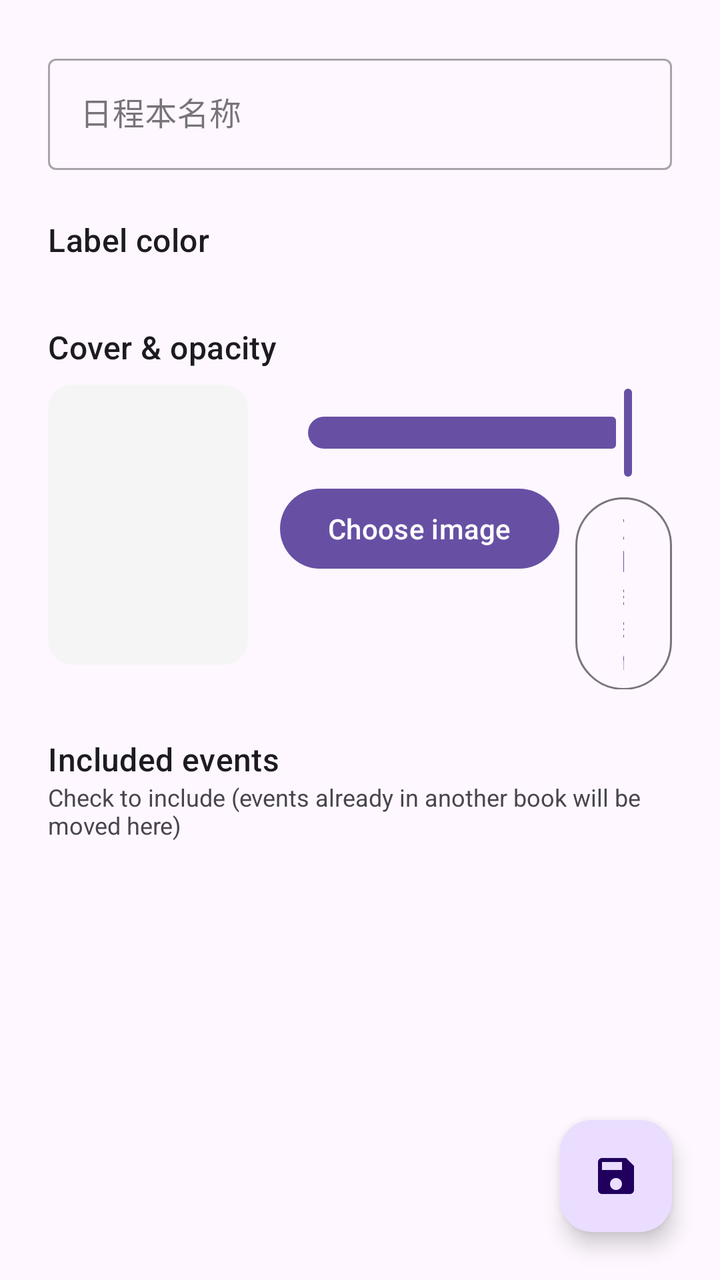
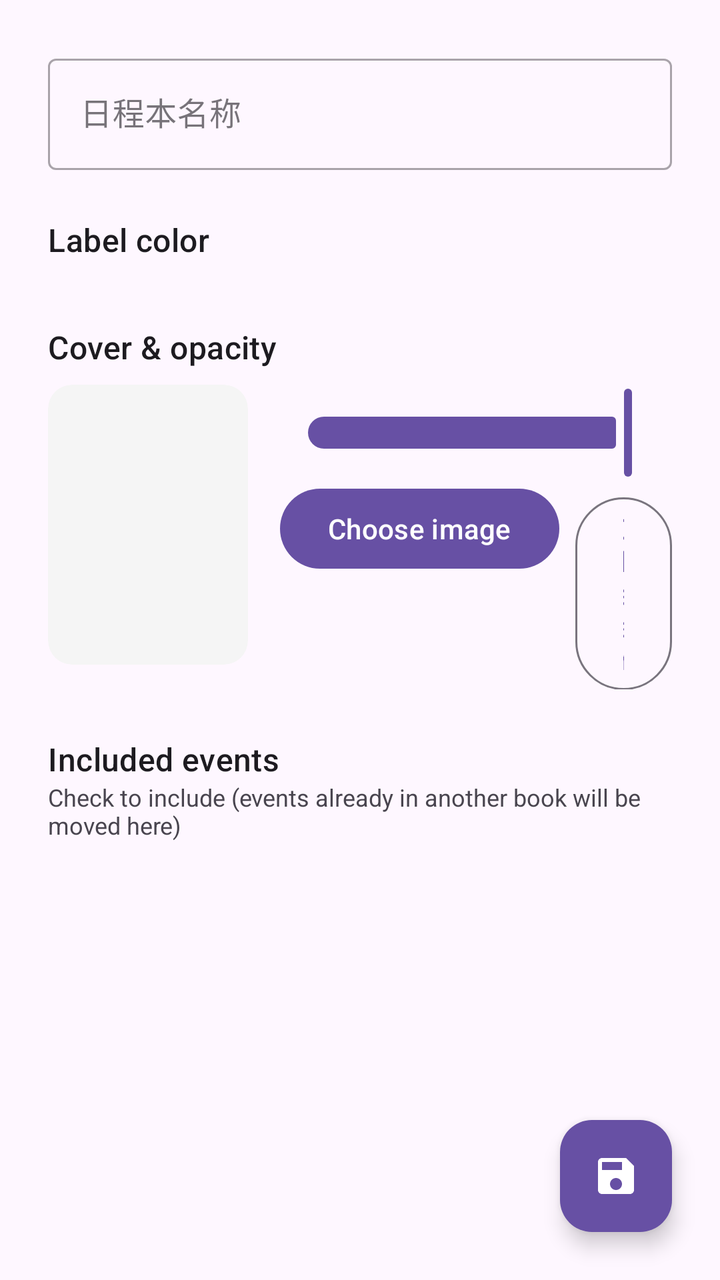

The first picture is an Android layout as it rendered before a commit; the second is the same layout after the commit. The layout source and the unified diff follow.
<!-- AndroidManifest.xml: application theme Theme.ZakoCountdown -->
<!-- res/layout/fragment_add_edit_agenda_book.xml -->
<?xml version="1.0" encoding="utf-8"?>
<androidx.coordinatorlayout.widget.CoordinatorLayout
    xmlns:android="http://schemas.android.com/apk/res/android"
    xmlns:app="http://schemas.android.com/apk/res-auto"
    android:layout_width="match_parent"
    android:layout_height="match_parent">

    <androidx.core.widget.NestedScrollView
        android:layout_width="match_parent"
        android:layout_height="match_parent"
        android:padding="24dp"
        android:clipToPadding="false"
        android:paddingBottom="80dp"> 

        <LinearLayout
            android:layout_width="match_parent"
            android:layout_height="wrap_content"
            android:orientation="vertical">

            <com.google.android.material.textfield.TextInputLayout
                style="@style/Widget.MaterialComponents.TextInputLayout.OutlinedBox"
                android:layout_width="match_parent"
                android:layout_height="wrap_content"
                android:hint="日程本名称">
                <com.google.android.material.textfield.TextInputEditText
                    android:id="@+id/et_book_name"
                    android:layout_width="match_parent"
                    android:layout_height="wrap_content" />
            </com.google.android.material.textfield.TextInputLayout>

            <TextView
                android:layout_width="wrap_content"
                android:layout_height="wrap_content"
                android:layout_marginTop="24dp"
                android:text="@string/agenda_marker_color"
                android:textAppearance="?attr/textAppearanceTitleMedium" />

            <HorizontalScrollView
                android:layout_width="match_parent"
                android:layout_height="wrap_content"
                android:layout_marginTop="8dp"
                android:scrollbars="none">
                <LinearLayout
                    android:id="@+id/palette_container"
                    android:layout_width="wrap_content"
                    android:layout_height="wrap_content"
                    android:orientation="horizontal" />
            </HorizontalScrollView>

            <TextView
                android:layout_width="wrap_content"
                android:layout_height="wrap_content"
                android:layout_marginTop="24dp"
                android:text="@string/agenda_cover_and_alpha"
                android:textAppearance="?attr/textAppearanceTitleMedium" />

            <LinearLayout
                android:layout_width="match_parent"
                android:layout_height="wrap_content"
                android:orientation="horizontal"
                android:layout_marginTop="8dp">

                <androidx.cardview.widget.CardView
                    android:layout_width="100dp"
                    android:layout_height="140dp"
                    app:cardCornerRadius="12dp"
                    app:cardElevation="0dp"
                    app:cardBackgroundColor="#F5F5F5">
                    <ImageView
                        android:id="@+id/iv_cover_preview"
                        android:layout_width="match_parent"
                        android:layout_height="match_parent"
                        android:scaleType="centerCrop" />
                </androidx.cardview.widget.CardView>

                <LinearLayout
                    android:layout_width="match_parent"
                    android:layout_height="wrap_content"
                    android:orientation="vertical"
                    android:layout_marginStart="16dp"
                    android:gravity="center_vertical">

                    <com.google.android.material.slider.Slider
                        android:id="@+id/slider_alpha"
                        android:layout_width="match_parent"
                        android:layout_height="wrap_content"
                        android:valueFrom="0"
                        android:valueTo="100"
                        android:value="100" />

                    <LinearLayout
                        android:layout_width="match_parent"
                        android:layout_height="wrap_content"
                        android:orientation="horizontal">
                        <Button
                            android:id="@+id/btn_select_cover"
                            style="?attr/materialButtonStyle"
                            android:layout_width="wrap_content"
                            android:layout_height="wrap_content"
                            android:text="@string/common_pick_image" />
                        <Button
                            android:id="@+id/btn_remove_cover"
                            style="?attr/materialButtonOutlinedStyle"
                            android:layout_width="wrap_content"
                            android:layout_height="wrap_content"
                            android:layout_marginStart="8dp"
                            android:text="@string/common_clear" />
                    </LinearLayout>
                </LinearLayout>
            </LinearLayout>

            
            <TextView
                android:layout_width="wrap_content"
                android:layout_height="wrap_content"
                android:layout_marginTop="24dp"
                android:text="@string/agenda_included_events"
                android:textAppearance="?attr/textAppearanceTitleMedium" />

            <TextView
                android:layout_width="wrap_content"
                android:layout_height="wrap_content"
                android:text="@string/agenda_included_events_hint"
                android:textSize="12sp"
                android:textColor="?attr/colorOnSurfaceVariant"/>

            <androidx.recyclerview.widget.RecyclerView
                android:id="@+id/recycler_view_event_selection"
                android:layout_width="match_parent"
                android:layout_height="wrap_content"
                android:layout_marginTop="8dp"
                android:nestedScrollingEnabled="false" /> 

        </LinearLayout>
    </androidx.core.widget.NestedScrollView>

    <com.google.android.material.floatingactionbutton.FloatingActionButton
        android:id="@+id/fab_save_book"
        android:layout_width="wrap_content"
        android:layout_height="wrap_content"
        android:layout_gravity="bottom|end"
        android:layout_margin="24dp"
        android:src="@drawable/ic_save" />

</androidx.coordinatorlayout.widget.CoordinatorLayout>
<!-- resources referenced by this layout -->
<resources>
  <!-- drawable ic_save (drawable) -->
  <vector xmlns:android="http://schemas.android.com/apk/res/android" android:height="24dp" android:tint="?attr/colorOnSurface" android:viewportHeight="24" android:viewportWidth="24" android:width="24dp">
        
      <path android:fillColor="@android:color/white" android:pathData="M17,3L5,3c-1.11,0 -2,0.9 -2,2v14c0,1.1 0.89,2 2,2h14c1.1,0 2,-0.9 2,-2L21,7l-4,-4zM12,19c-1.66,0 -3,-1.34 -3,-3s1.34,-3 3,-3 3,1.34 3,3 -1.34,3 -3,3zM15,9L5,9L5,5h10v4z"/>
      
  </vector>
  <string name="agenda_cover_and_alpha">Cover &amp; opacity</string>
  <string name="agenda_included_events">Included events</string>
  <string name="agenda_included_events_hint">Check to include (events already in another book will be moved here)</string>
  <string name="agenda_marker_color">Label color</string>
  <string name="common_clear">Clear</string>
  <string name="common_pick_image">Choose image</string>
  <style name="Theme.ZakoCountdown" parent="Theme_ZakoCountdown_M3" />
  <style name="Theme_ZakoCountdown_M3" parent="Theme_ZakoCountdown_Base_M3" />
  <style name="Theme_ZakoCountdown_Base_M3" parent="Theme.Material3.DayNight.NoActionBar">
          <item name="toolbarStyle">@style/Widget.Material3.Toolbar.Surface</item>
          <item name="preferenceTheme">@style/PreferenceThemeOverlay</item>
      </style>
</resources>

<!-- the commit's change to res/layout/fragment_add_edit_agenda_book.xml (unified diff, before → after) -->
@@ -92,19 +92,25 @@
                         android:layout_width="match_parent"
                         android:layout_height="wrap_content"
                         android:orientation="horizontal">
-                        <Button
+                        
+                        <com.google.android.material.button.MaterialButton
                             android:id="@+id/btn_select_cover"
                             style="?attr/materialButtonStyle"
                             android:layout_width="wrap_content"
                             android:layout_height="wrap_content"
-                            android:text="@string/common_pick_image" />
-                        <Button
+                            android:text="@string/common_pick_image"
+                            android:textColor="?attr/colorOnPrimary" />
+
+                        
+                        <com.google.android.material.button.MaterialButton
                             android:id="@+id/btn_remove_cover"
                             style="?attr/materialButtonOutlinedStyle"
                             android:layout_width="wrap_content"
                             android:layout_height="wrap_content"
                             android:layout_marginStart="8dp"
-                            android:text="@string/common_clear" />
+                            android:text="@string/common_clear"
+                            android:textColor="?attr/colorPrimary"
+                            app:iconTint="?attr/colorPrimary" />
                     </LinearLayout>
                 </LinearLayout>
             </LinearLayout>
@@ -134,12 +140,16 @@
         </LinearLayout>
     </androidx.core.widget.NestedScrollView>
 
+    
     <com.google.android.material.floatingactionbutton.FloatingActionButton
         android:id="@+id/fab_save_book"
         android:layout_width="wrap_content"
         android:layout_height="wrap_content"
         android:layout_gravity="bottom|end"
         android:layout_margin="24dp"
-        android:src="@drawable/ic_save" />
+        android:contentDescription="@string/event_save"
+        android:src="@drawable/ic_save"
+        app:backgroundTint="?attr/colorPrimary"
+        app:tint="?attr/colorOnPrimary" />
 
 </androidx.coordinatorlayout.widget.CoordinatorLayout>
<!-- resource entries referenced after the edit -->
@@ -12,6 +12,7 @@
   <string name="agenda_marker_color">Label color</string>
   <string name="common_clear">Clear</string>
   <string name="common_pick_image">Choose image</string>
+  <string name="event_save">Save event</string>
   <style name="Theme.ZakoCountdown" parent="Theme_ZakoCountdown_M3" />
   <style name="Theme_ZakoCountdown_M3" parent="Theme_ZakoCountdown_Base_M3" />
   <style name="Theme_ZakoCountdown_Base_M3" parent="Theme.Material3.DayNight.NoActionBar">
